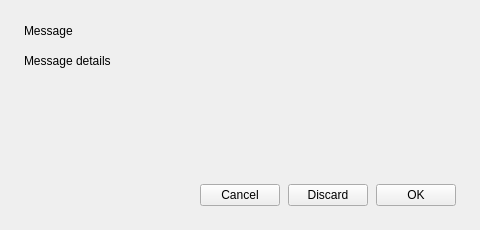
First picture: the form in styleeditor/dialogs/stylemessagepopup.ui, repository daonvshu/qt-animated-widgets, before the edit.
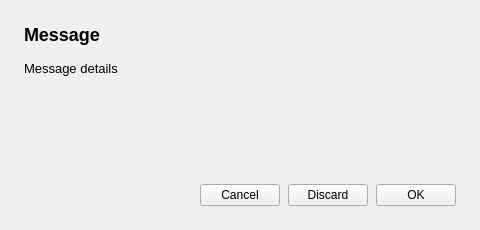
Second picture: the form after the edit. Custom widgets are drawn as their Qt base class.

Commit message: feat: isolate editor previews and refine themed popups

The edit to the form file:
```diff
--- a/styleeditor/dialogs/stylemessagepopup.ui
+++ b/styleeditor/dialogs/stylemessagepopup.ui
@@ -6,33 +6,33 @@
   <property name="geometry"><rect><x>0</x><y>0</y><width>480</width><height>230</height></rect></property>
   <property name="minimumSize"><size><width>440</width><height>200</height></size></property>
   <property name="styleSheet">
-   <string notr="true">QWidget#StyleMessagePopup[editorControl=&quot;true&quot;] {
+   <string notr="true">QWidget#StyleMessagePopup {
     border-width: 1px;
     border-style: solid;
     border-radius: 12px;
 }
 
-#StyleMessagePopup[editorControl=&quot;true&quot;] QLabel[editorControl=&quot;true&quot;] {
+#StyleMessagePopup QLabel {
     background: transparent;
 }
 
-#StyleMessagePopup[editorControl=&quot;true&quot;] QLabel#titleLabel[editorControl=&quot;true&quot;] {
+#StyleMessagePopup QLabel#titleLabel {
     font-size: 18px;
     font-weight: 700;
 }
 
-#StyleMessagePopup[editorControl=&quot;true&quot;] QLabel#messageLabel[editorControl=&quot;true&quot;] {
+#StyleMessagePopup QLabel#messageLabel {
     font-size: 13px;
 }
 
-#StyleMessagePopup[editorControl=&quot;true&quot;] animatedwidgets--FilledButton[editorControl=&quot;true&quot;] {
+#StyleMessagePopup animatedwidgets--FilledButton {
     min-height: 36px;
     min-width: 72px;
     qproperty-cornerRadius: 9;
     qproperty-animateContentColor: true;
 }
 
-#StyleMessagePopup[editorControl=&quot;true&quot;] animatedwidgets--OutlineButton[editorControl=&quot;true&quot;] {
+#StyleMessagePopup animatedwidgets--OutlineButton {
     min-height: 36px;
     min-width: 72px;
     qproperty-cornerRadius: 9;
```
Left out of the diff: 11 changed lines with no effect on the pictures. The commit also changes 64 other files.
